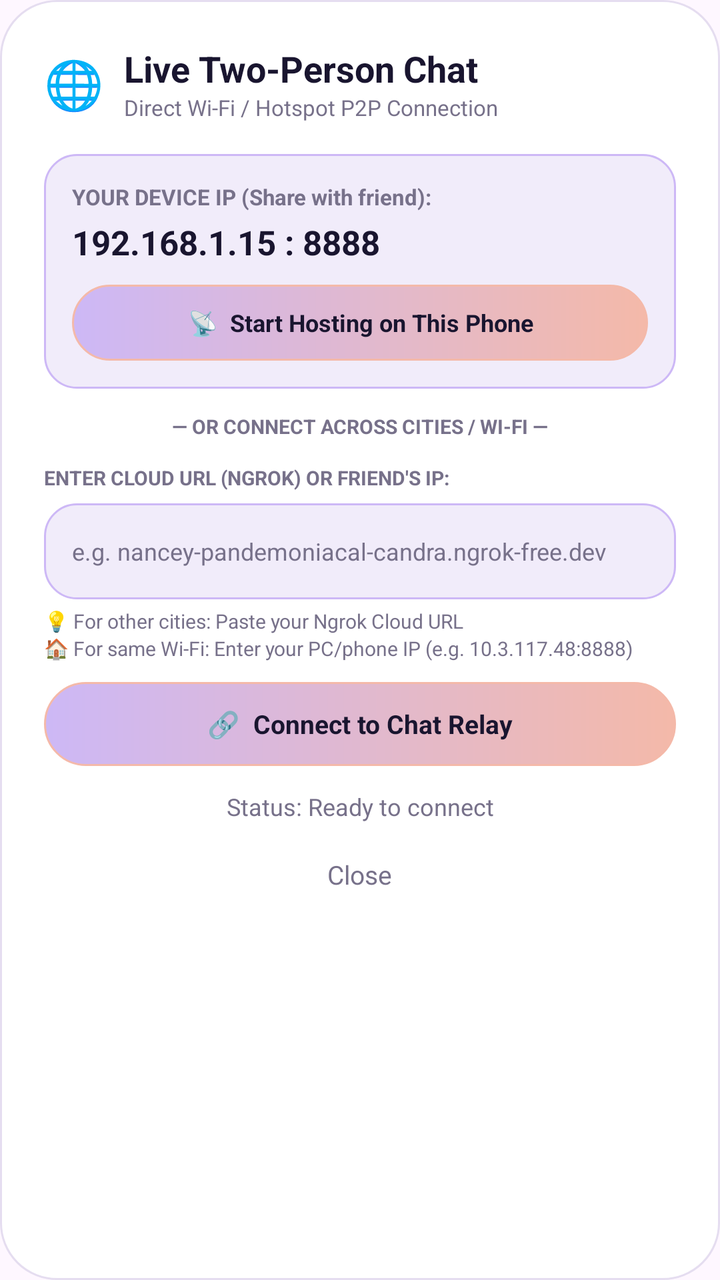
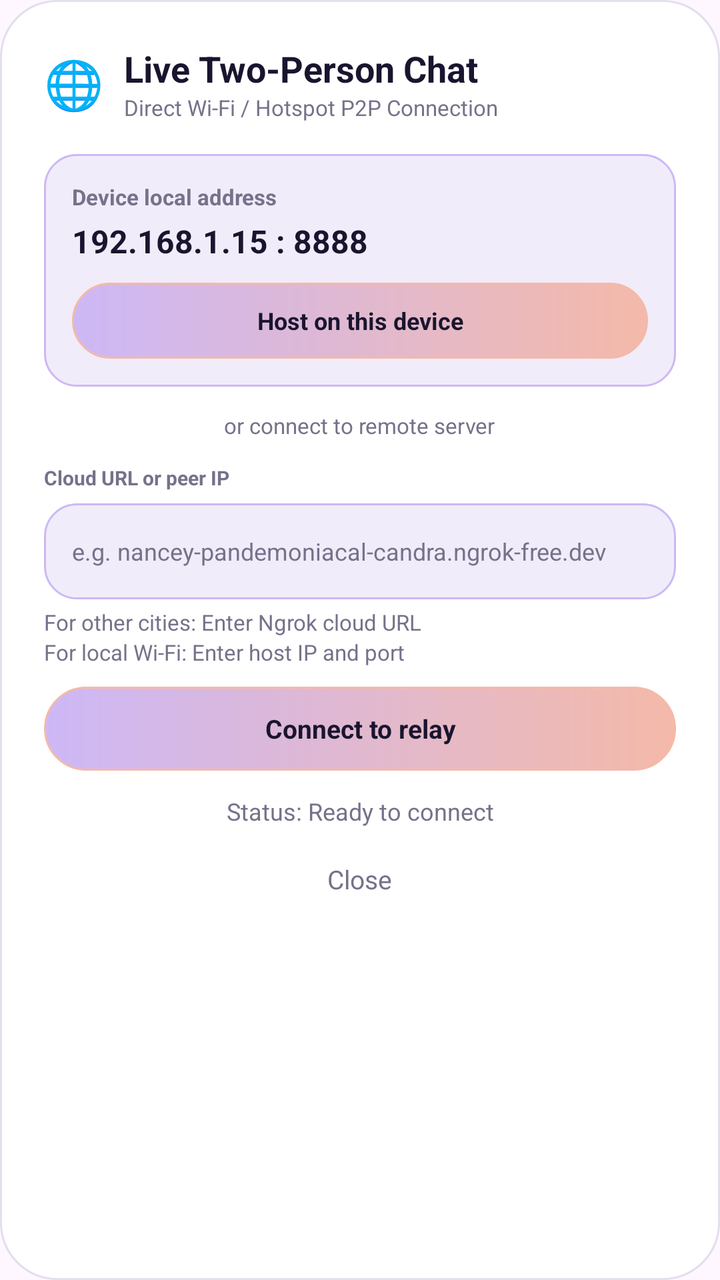

The first picture is an Android layout as it rendered before a commit; the second is the same layout after the commit. The layout source and the unified diff follow.
<!-- AndroidManifest.xml: application theme Theme.LumaChat -->
<!-- res/layout/dialog_p2p_connect.xml -->
<?xml version="1.0" encoding="utf-8"?>
<LinearLayout xmlns:android="http://schemas.android.com/apk/res/android"
    android:layout_width="match_parent"
    android:layout_height="wrap_content"
    android:orientation="vertical"
    android:padding="22dp"
    android:background="@drawable/card_background">

    
    <LinearLayout
        android:layout_width="match_parent"
        android:layout_height="wrap_content"
        android:orientation="horizontal"
        android:gravity="center_vertical">

        <TextView
            android:layout_width="wrap_content"
            android:layout_height="wrap_content"
            android:text="🌐"
            android:textSize="24sp" />

        <LinearLayout
            android:layout_width="0dp"
            android:layout_height="wrap_content"
            android:layout_weight="1"
            android:layout_marginStart="10dp"
            android:orientation="vertical">

            <TextView
                android:layout_width="wrap_content"
                android:layout_height="wrap_content"
                android:text="Live Two-Person Chat"
                android:textSize="18sp"
                android:textStyle="bold"
                android:textColor="@color/midnight_navy" />

            <TextView
                android:layout_width="wrap_content"
                android:layout_height="wrap_content"
                android:text="Direct Wi-Fi / Hotspot P2P Connection"
                android:textSize="11sp"
                android:textColor="@color/text_secondary" />
        </LinearLayout>
    </LinearLayout>

    
    <LinearLayout
        android:layout_width="match_parent"
        android:layout_height="wrap_content"
        android:orientation="vertical"
        android:layout_marginTop="16dp"
        android:padding="14dp"
        android:background="@drawable/input_field">

        <TextView
            android:layout_width="wrap_content"
            android:layout_height="wrap_content"
            android:text="YOUR DEVICE IP (Share with friend):"
            android:textSize="11sp"
            android:textStyle="bold"
            android:textColor="@color/text_secondary" />

        <TextView
            android:id="@+id/tvMyIpAddress"
            android:layout_width="wrap_content"
            android:layout_height="wrap_content"
            android:layout_marginTop="4dp"
            android:text="192.168.1.15 : 8888"
            android:textSize="17sp"
            android:textStyle="bold"
            android:textColor="@color/midnight_navy" />

        <TextView
            android:id="@+id/btnHostServer"
            android:layout_width="match_parent"
            android:layout_height="38dp"
            android:layout_marginTop="10dp"
            android:gravity="center"
            android:text="📡  Start Hosting on This Phone"
            android:textColor="@color/midnight_navy"
            android:textSize="12sp"
            android:textStyle="bold"
            android:background="@drawable/button_background" />
    </LinearLayout>

    
    <TextView
        android:layout_width="wrap_content"
        android:layout_height="wrap_content"
        android:layout_gravity="center"
        android:layout_marginVertical="12dp"
        android:text="— OR CONNECT ACROSS CITIES / WI-FI —"
        android:textSize="10sp"
        android:textStyle="bold"
        android:textColor="@color/text_secondary" />

    <TextView
        android:layout_width="wrap_content"
        android:layout_height="wrap_content"
        android:text="ENTER CLOUD URL (NGROK) OR FRIEND'S IP:"
        android:textSize="10sp"
        android:textStyle="bold"
        android:layout_marginBottom="6dp"
        android:textColor="@color/text_secondary" />

    
    <EditText
        android:id="@+id/etPeerIp"
        android:layout_width="match_parent"
        android:layout_height="48dp"
        android:background="@drawable/input_field"
        android:hint="e.g. nancey-pandemoniacal-candra.ngrok-free.dev"
        android:paddingHorizontal="14dp"
        android:textColor="@color/text_primary"
        android:textColorHint="@color/text_secondary"
        android:textSize="12sp"
        android:singleLine="true" />

    <TextView
        android:layout_width="match_parent"
        android:layout_height="wrap_content"
        android:layout_marginTop="4dp"
        android:text="💡 For other cities: Paste your Ngrok Cloud URL\n🏠 For same Wi-Fi: Enter your PC/phone IP (e.g. 10.3.117.48:8888)"
        android:textSize="10sp"
        android:textColor="@color/text_secondary"
        android:lineSpacingExtra="2dp" />

    <TextView
        android:id="@+id/btnConnectPeer"
        android:layout_width="match_parent"
        android:layout_height="42dp"
        android:layout_marginTop="10dp"
        android:gravity="center"
        android:text="🔗  Connect to Chat Relay"
        android:textColor="@color/midnight_navy"
        android:textSize="13sp"
        android:textStyle="bold"
        android:background="@drawable/button_background" />

    
    <TextView
        android:id="@+id/tvP2PStatus"
        android:layout_width="match_parent"
        android:layout_height="wrap_content"
        android:layout_marginTop="12dp"
        android:gravity="center"
        android:text="Status: Ready to connect"
        android:textSize="12sp"
        android:textColor="@color/text_secondary" />

    <TextView
        android:id="@+id/btnCloseP2P"
        android:layout_width="wrap_content"
        android:layout_height="36dp"
        android:layout_gravity="center"
        android:layout_marginTop="8dp"
        android:gravity="center"
        android:paddingHorizontal="20dp"
        android:text="Close"
        android:textColor="@color/text_secondary"
        android:textSize="13sp" />

</LinearLayout>
<!-- resources referenced by this layout -->
<resources>
  <color name="midnight_navy">#19152F</color>
  <color name="text_primary">#19152F</color>
  <color name="text_secondary">#77718A</color>
  <!-- drawable button_background (drawable) -->
  <?xml version="1.0" encoding="utf-8"?>
  <shape xmlns:android="http://schemas.android.com/apk/res/android"
      android:shape="rectangle">
  
      <gradient
          android:startColor="@color/lavender"
          android:endColor="@color/soft_peach"
          android:angle="0" />
  
      <corners android:radius="30dp" />
  
      <stroke
          android:width="1dp"
          android:color="@color/soft_peach" />
  
  </shape>
  <!-- drawable card_background (drawable) -->
  <?xml version="1.0" encoding="utf-8"?>
  <shape xmlns:android="http://schemas.android.com/apk/res/android"
      android:shape="rectangle">
  
      <solid android:color="@color/card_white" />
  
      <corners android:radius="28dp" />
  
      <stroke
          android:width="1dp"
          android:color="@color/border_color" />
  
      <padding
          android:left="20dp"
          android:top="20dp"
          android:right="20dp"
          android:bottom="20dp" />
  
  </shape>
  <!-- drawable input_field (drawable) -->
  <?xml version="1.0" encoding="utf-8"?>
  <shape xmlns:android="http://schemas.android.com/apk/res/android"
      android:shape="rectangle">
  
      <solid android:color="@color/input_background" />
  
      <corners android:radius="16dp" />
  
      <stroke
          android:width="1dp"
          android:color="@color/lavender" />
  
      <padding
          android:left="16dp"
          android:right="16dp"
          android:top="8dp"
          android:bottom="8dp" />
  
  </shape>
  <style name="Theme.LumaChat" parent="Base.Theme.LumaChat" />
  <color name="lavender">#CDB8F6</color>
  <color name="soft_peach">#F4B9A9</color>
  <color name="card_white">#FFFFFF</color>
  <color name="border_color">#E5DDF0</color>
  <color name="input_background">#F1ECFA</color>
  <style name="Base.Theme.LumaChat" parent="Theme.Material3.DayNight.NoActionBar">
          
          
      </style>
</resources>

<!-- the commit's change to res/layout/dialog_p2p_connect.xml (unified diff, before → after) -->
@@ -55,7 +55,7 @@
         <TextView
             android:layout_width="wrap_content"
             android:layout_height="wrap_content"
-            android:text="YOUR DEVICE IP (Share with friend):"
+            android:text="Device local address"
             android:textSize="11sp"
             android:textStyle="bold"
             android:textColor="@color/text_secondary" />
@@ -66,7 +66,7 @@
             android:layout_height="wrap_content"
             android:layout_marginTop="4dp"
             android:text="192.168.1.15 : 8888"
-            android:textSize="17sp"
+            android:textSize="16sp"
             android:textStyle="bold"
             android:textColor="@color/midnight_navy" />
 
@@ -76,7 +76,7 @@
             android:layout_height="38dp"
             android:layout_marginTop="10dp"
             android:gravity="center"
-            android:text="📡  Start Hosting on This Phone"
+            android:text="Host on this device"
             android:textColor="@color/midnight_navy"
             android:textSize="12sp"
             android:textStyle="bold"
@@ -89,15 +89,14 @@
         android:layout_height="wrap_content"
         android:layout_gravity="center"
         android:layout_marginVertical="12dp"
-        android:text="— OR CONNECT ACROSS CITIES / WI-FI —"
-        android:textSize="10sp"
-        android:textStyle="bold"
+        android:text="or connect to remote server"
+        android:textSize="11sp"
         android:textColor="@color/text_secondary" />
 
     <TextView
         android:layout_width="wrap_content"
         android:layout_height="wrap_content"
-        android:text="ENTER CLOUD URL (NGROK) OR FRIEND'S IP:"
+        android:text="Cloud URL or peer IP"
         android:textSize="10sp"
         android:textStyle="bold"
         android:layout_marginBottom="6dp"
@@ -120,8 +119,8 @@
         android:layout_width="match_parent"
         android:layout_height="wrap_content"
         android:layout_marginTop="4dp"
-        android:text="💡 For other cities: Paste your Ngrok Cloud URL\n🏠 For same Wi-Fi: Enter your PC/phone IP (e.g. 10.3.117.48:8888)"
-        android:textSize="10sp"
+        android:text="For other cities: Enter Ngrok cloud URL\nFor local Wi-Fi: Enter host IP and port"
+        android:textSize="11sp"
         android:textColor="@color/text_secondary"
         android:lineSpacingExtra="2dp" />
 
@@ -131,7 +130,7 @@
         android:layout_height="42dp"
         android:layout_marginTop="10dp"
         android:gravity="center"
-        android:text="🔗  Connect to Chat Relay"
+        android:text="Connect to relay"
         android:textColor="@color/midnight_navy"
         android:textSize="13sp"
         android:textStyle="bold"
